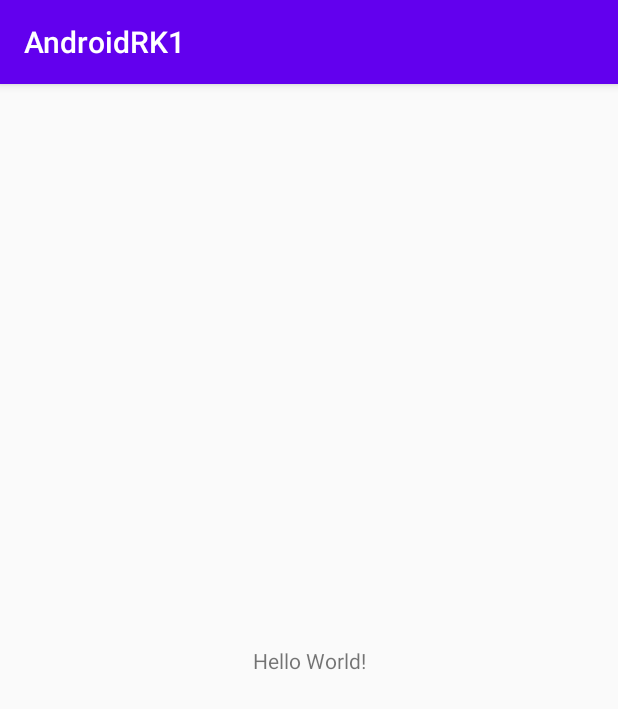
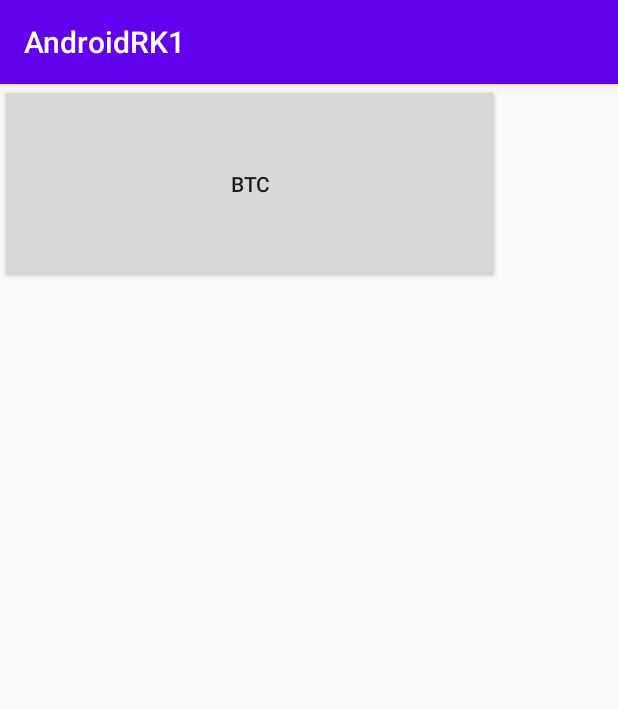
Before and after one commit to AleksMa/AndroidRKs, an Android app: the screen it shows after launch (MainActivity), on a phone screen of 412 x 824 dp. Shown: the top 709 px of the screen. Run offline under Robolectric (Android 15) with nearby library versions, the phone set to English and light mode, and no system bars; libraries missing offline, so code that uses them is left out: com.bmstu.iu9.

Commit message:
[+] default arrays & basic fragments

```diff
--- a/RK1/app/build.gradle
+++ b/RK1/app/build.gradle
@@ -30,6 +30,8 @@ dependencies {
     implementation 'androidx.core:core-ktx:1.3.2'
     implementation 'androidx.appcompat:appcompat:1.2.0'
     implementation 'androidx.constraintlayout:constraintlayout:2.0.2'
+    implementation "androidx.navigation:navigation-fragment-ktx:2.3.0"
+    implementation "androidx.navigation:navigation-ui-ktx:2.3.0"
     testImplementation 'junit:junit:4.12'
     androidTestImplementation 'androidx.test.ext:junit:1.1.2'
     androidTestImplementation 'androidx.test.espresso:espresso-core:3.3.0'
--- /dev/null
+++ b/RK1/app/src/main/java/com/bmstu/iu9/swimrunners/androidrk1/ListFragment.kt
@@ -0,0 +1,27 @@
+package com.bmstu.iu9.swimrunners.androidrk1
+
+import android.os.Bundle
+import androidx.fragment.app.Fragment
+import android.view.LayoutInflater
+import android.view.View
+import android.view.ViewGroup
+import androidx.navigation.Navigation
+import kotlinx.android.synthetic.main.fragment_list.view.*
+
+class ListFragment : Fragment() {
+    private lateinit var viewOfLayout: View
+    override fun onCreate(savedInstanceState: Bundle?) {
+        super.onCreate(savedInstanceState)
+    }
+
+    override fun onCreateView(
+        inflater: LayoutInflater, container: ViewGroup?,
+        savedInstanceState: Bundle?
+    ): View? {
+        viewOfLayout = inflater.inflate(R.layout.fragment_list, container, false)
+        viewOfLayout.buttonOpenSecond.setOnClickListener(
+            Navigation.createNavigateOnClickListener(R.id.action_hostFragment_to_secondFragment)
+        )
+        return viewOfLayout
+    }
+}
--- a/RK1/app/src/main/res/layout/activity_main.xml
+++ b/RK1/app/src/main/res/layout/activity_main.xml
@@ -1,18 +1,18 @@
 <?xml version="1.0" encoding="utf-8"?>
-<androidx.constraintlayout.widget.ConstraintLayout xmlns:android="http://schemas.android.com/apk/res/android"
+<LinearLayout xmlns:android="http://schemas.android.com/apk/res/android"
     xmlns:app="http://schemas.android.com/apk/res-auto"
     xmlns:tools="http://schemas.android.com/tools"
     android:layout_width="match_parent"
     android:layout_height="match_parent"
+    android:orientation="vertical"
     tools:context=".MainActivity">
 
-    <TextView
-        android:layout_width="wrap_content"
+    <fragment
+        android:id="@+id/main_fragment"
+        android:name="androidx.navigation.fragment.NavHostFragment"
+        android:layout_width="match_parent"
         android:layout_height="wrap_content"
-        android:text="Hello World!"
-        app:layout_constraintBottom_toBottomOf="parent"
-        app:layout_constraintLeft_toLeftOf="parent"
-        app:layout_constraintRight_toRightOf="parent"
-        app:layout_constraintTop_toTopOf="parent" />
+        app:defaultNavHost="true"
+        app:navGraph="@navigation/navigation" />
 
-</androidx.constraintlayout.widget.ConstraintLayout>
+</LinearLayout>
--- /dev/null
+++ b/RK1/app/src/main/res/layout/fragment_list.xml
@@ -0,0 +1,15 @@
+<?xml version="1.0" encoding="utf-8"?>
+<LinearLayout xmlns:android="http://schemas.android.com/apk/res/android"
+    xmlns:tools="http://schemas.android.com/tools"
+    android:orientation="vertical"
+    android:layout_width="match_parent"
+    android:layout_height="match_parent"
+    tools:context=".ListFragment">
+
+    <Button
+        android:layout_width="500px"
+        android:layout_height="200px"
+        android:text="BTC"
+        android:id="@+id/buttonOpenSecond"/>
+
+</LinearLayout>
--- /dev/null
+++ b/RK1/app/src/main/res/navigation/navigation.xml
@@ -0,0 +1,22 @@
+<?xml version="1.0" encoding="utf-8"?>
+<navigation xmlns:android="http://schemas.android.com/apk/res/android"
+    xmlns:app="http://schemas.android.com/apk/res-auto"
+    xmlns:tools="http://schemas.android.com/tools"
+    android:id="@+id/navigation"
+    app:startDestination="@id/hostFragment">
+
+    <fragment
+        android:id="@+id/hostFragment"
+        android:name="com.bmstu.iu9.swimrunners.androidrk1.ListFragment"
+        android:label="fragment_host"
+        tools:layout="@layout/fragment_list" >
+        <action
+            android:id="@+id/action_hostFragment_to_secondFragment"
+            app:destination="@id/secondFragment" />
+    </fragment>
+    <fragment
+        android:id="@+id/secondFragment"
+        android:name="com.bmstu.iu9.swimrunners.androidrk1.ExtraInfoFragment"
+        android:label="fragment_second"
+        tools:layout="@layout/fragment_extra_info" />
+</navigation>
--- a/RK1/build.gradle
+++ b/RK1/build.gradle
@@ -1,6 +1,10 @@
 // Top-level build file where you can add configuration options common to all sub-projects/modules.
 buildscript {
-    ext.kotlin_version = "1.3.72"
+    ext {
+        kotlin_version = "1.3.72"
+        version_navigation = '1.0.0'
+    }
+
     repositories {
         google()
         jcenter()
```
Also changed, not shown: RK1/app/src/main/java/com/bmstu/iu9/swimrunners/androidrk1/ExtraInfoFragment.kt (added, +23 -0 lines), RK1/app/src/main/res/layout/fragment_extra_info.xml (added, +14 -0 lines), RK1/app/src/main/res/values/arrays.xml (added, +27 -0 lines), RK1/app/src/main/res/values/strings.xml (+16 -0 lines).
